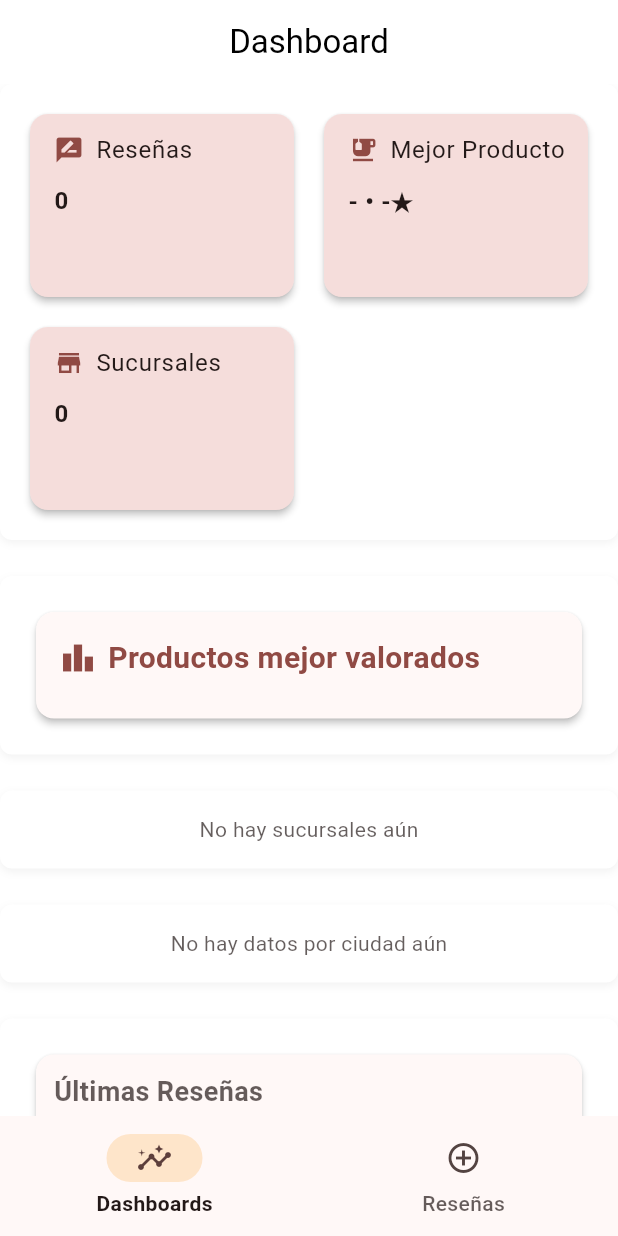
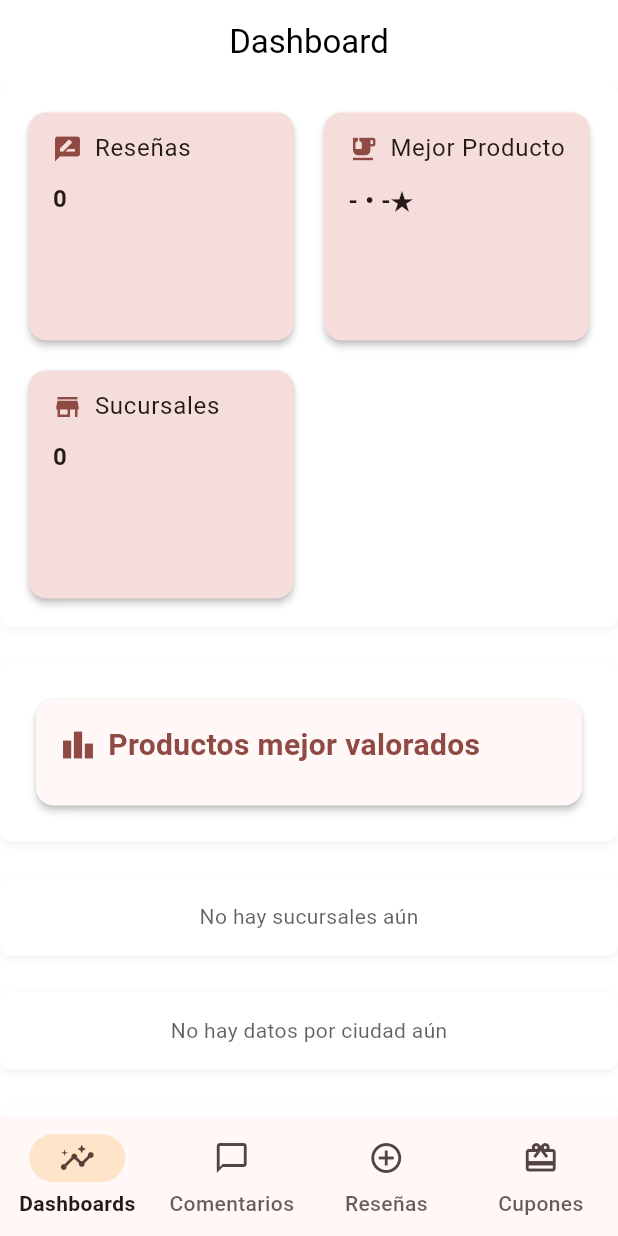
Before and after one commit to HuascarDuran/ChefScore, a Flutter app: the screen it shows after launch, on a phone screen of 412 x 824 dp. Run offline on Flutter 3.47's test engine with Material 3 defaults, Android fonts, the light colour scheme and no system bars; our stand-ins replace fl_chart, flutter_riverpod, flutter_secure_storage, go_router, shared_preferences, supabase_flutter; accounts and stored records are empty.

Commit message:
error Dashboard

```diff
--- a/lib/core/widgets/app_bottom_nav.dart
+++ b/lib/core/widgets/app_bottom_nav.dart
@@ -23,21 +23,21 @@ class AppBottomNav extends StatelessWidget {
           selectedIcon: Icon(Icons.insights),
           label: 'Dashboards',
         ),
-        /*NavigationDestination(
+        NavigationDestination(
           icon: Icon(Icons.chat_bubble_outline),
           selectedIcon: Icon(Icons.chat_bubble),
-          label: 'Tus opiniones',
-        ),*/
+          label: 'Comentarios',
+        ),
         NavigationDestination(
           icon: Icon(Icons.add_circle_outline),
           selectedIcon: Icon(Icons.add_circle),
           label: 'Reseñas',
         ),
-        /*NavigationDestination(
+        NavigationDestination(
           icon: Icon(Icons.card_giftcard_outlined),
           selectedIcon: Icon(Icons.card_giftcard),
           label: 'Cupones',
-        ),*/
+        ),
       ],
     );
   }
--- a/lib/features/dashboards/presentation/dashboards_screen.dart
+++ b/lib/features/dashboards/presentation/dashboards_screen.dart
@@ -33,7 +33,7 @@ class DashboardsScreen extends ConsumerWidget {
             ),
             SliverToBoxAdapter(
               child: Container(
-                padding: const EdgeInsets.all(16),
+                padding: const EdgeInsets.all(15),
                 margin: const EdgeInsets.only(bottom: 24),
                 decoration: BoxDecoration(
                   color: Colors.white,
--- a/lib/features/dashboards/presentation/widgets/kpi_cards.dart
+++ b/lib/features/dashboards/presentation/widgets/kpi_cards.dart
@@ -48,7 +48,7 @@ class KpiCards extends ConsumerWidget {
               physics: const NeverScrollableScrollPhysics(),
               gridDelegate: SliverGridDelegateWithFixedCrossAxisCount(
                 crossAxisCount: crossAxisCount,
-                mainAxisExtent: 130,
+                mainAxisExtent: 160,
                 crossAxisSpacing: 12,
                 mainAxisSpacing: 12,
               ),
@@ -70,7 +70,15 @@ class KpiCards extends ConsumerWidget {
                             if (item.icon != null)
                               Icon(item.icon, size: 20, color: Theme.of(context).colorScheme.primary),
                             const SizedBox(width: 8),
-                            Text(item.label, style: theme.bodyLarge),
+                            Expanded(
+                              child: Text(
+                                item.label,
+                                style: theme.bodyLarge,
+                                overflow: TextOverflow.ellipsis,
+                                maxLines: 1,
+                                softWrap: false,
+                              ),
+                            ),
                           ],
                         ),
                         const SizedBox(height: 10),
@@ -78,8 +86,9 @@ class KpiCards extends ConsumerWidget {
                           child: Text(
                             item.value,
                             style: theme.bodyLarge?.copyWith(fontWeight: FontWeight.bold),
+                            softWrap: true,
                             overflow: TextOverflow.ellipsis,
-                            maxLines: 3,
+                            maxLines: 4,
                           ),
                         ),
                       ],
```
Also changed, not shown: 1 other file.
